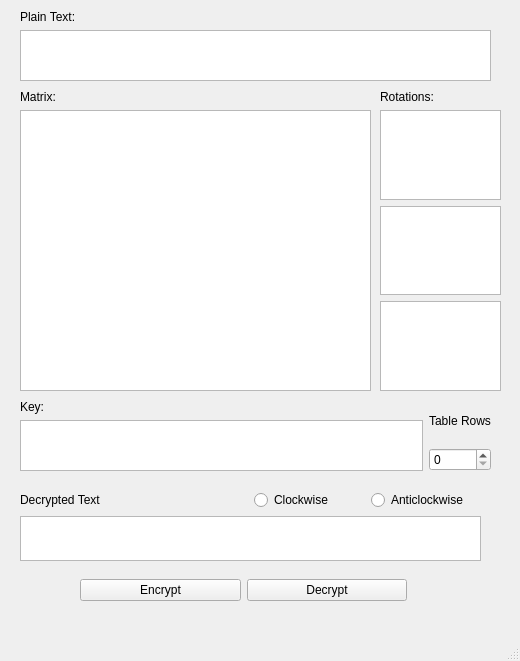
Above: Interface.ui from davsanba/Workshop1 before the change. Below: the same form after it.
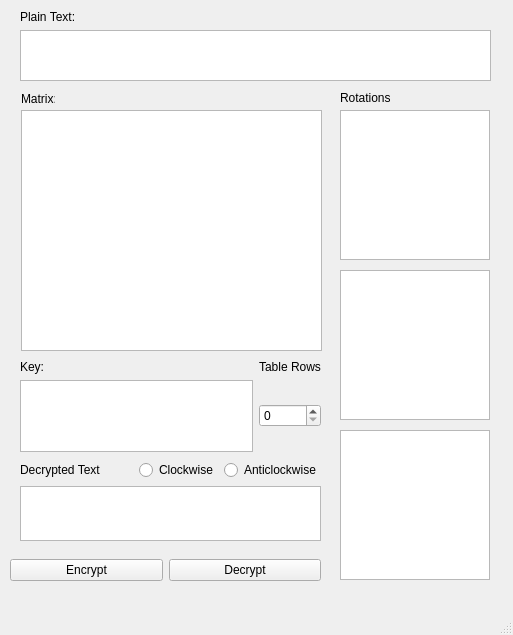
That is the form after the change.

```diff
--- a/Interface.ui
+++ b/Interface.ui
@@ -6,8 +6,8 @@
    <rect>
     <x>0</x>
     <y>0</y>
-    <width>520</width>
-    <height>661</height>
+    <width>513</width>
+    <height>635</height>
    </rect>
   </property>
   <property name="windowTitle">
@@ -39,31 +39,9 @@
    <widget class="QWidget" name="layoutWidget">
     <property name="geometry">
      <rect>
-      <x>20</x>
-      <y>90</y>
-      <width>351</width>
-      <height>301</height>
-     </rect>
-    </property>
-    <layout class="QVBoxLayout" name="verticalLayout_2">
-     <item>
-      <widget class="QLabel" name="label_2">
-       <property name="text">
-        <string>Matrix:</string>
-       </property>
-      </widget>
-     </item>
-     <item>
-      <widget class="QTableWidget" name="Matrix"/>
-     </item>
-    </layout>
-   </widget>
-   <widget class="QWidget" name="layoutWidget">
-    <property name="geometry">
-     <rect>
-      <x>80</x>
-      <y>570</y>
-      <width>327</width>
+      <x>10</x>
+      <y>550</y>
+      <width>311</width>
       <height>41</height>
      </rect>
     </property>
@@ -84,41 +62,13 @@
      </item>
     </layout>
    </widget>
-   <widget class="QWidget" name="layoutWidget">
-    <property name="geometry">
-     <rect>
-      <x>380</x>
-      <y>90</y>
-      <width>121</width>
-      <height>301</height>
-     </rect>
-    </property>
-    <layout class="QVBoxLayout" name="verticalLayout_3">
-     <item>
-      <widget class="QLabel" name="label_3">
-       <property name="text">
-        <string>Rotations:</string>
-       </property>
-      </widget>
-     </item>
-     <item>
-      <widget class="QTableWidget" name="Rotation1"/>
-     </item>
-     <item>
-      <widget class="QTableWidget" name="Rotation2"/>
-     </item>
-     <item>
-      <widget class="QTableWidget" name="Rotation3"/>
-     </item>
-    </layout>
-   </widget>
    <widget class="QWidget" name="layoutWidget">
     <property name="geometry">
      <rect>
       <x>20</x>
-      <y>490</y>
-      <width>461</width>
-      <height>71</height>
+      <y>460</y>
+      <width>301</width>
+      <height>81</height>
      </rect>
     </property>
     <layout class="QGridLayout" name="gridLayout">
@@ -152,13 +102,79 @@
      </item>
     </layout>
    </widget>
-   <widget class="QWidget" name="layoutWidget">
+   <widget class="QLabel" name="label_2">
+    <property name="geometry">
+     <rect>
+      <x>21</x>
+      <y>91</y>
+      <width>34</width>
+      <height>16</height>
+     </rect>
+    </property>
+    <property name="text">
+     <string>Matrix:</string>
+    </property>
+   </widget>
+   <widget class="QTableWidget" name="Matrix">
+    <property name="geometry">
+     <rect>
+      <x>21</x>
+      <y>110</y>
+      <width>301</width>
+      <height>241</height>
+     </rect>
+    </property>
+   </widget>
+   <widget class="QLabel" name="label_3">
+    <property name="geometry">
+     <rect>
+      <x>340</x>
+      <y>90</y>
+      <width>50</width>
+      <height>16</height>
+     </rect>
+    </property>
+    <property name="text">
+     <string>Rotations:</string>
+    </property>
+   </widget>
+   <widget class="QTableWidget" name="Rotation1">
+    <property name="geometry">
+     <rect>
+      <x>340</x>
+      <y>110</y>
+      <width>150</width>
+      <height>150</height>
+     </rect>
+    </property>
+   </widget>
+   <widget class="QTableWidget" name="Rotation2">
+    <property name="geometry">
+     <rect>
+      <x>340</x>
+      <y>270</y>
+      <width>150</width>
+      <height>150</height>
+     </rect>
+    </property>
+   </widget>
+   <widget class="QTableWidget" name="Rotation3">
+    <property name="geometry">
+     <rect>
+      <x>340</x>
+      <y>430</y>
+      <width>150</width>
+      <height>150</height>
+     </rect>
+    </property>
+   </widget>
+   <widget class="QWidget" name="">
     <property name="geometry">
      <rect>
       <x>20</x>
-      <y>400</y>
-      <width>471</width>
-      <height>71</height>
+      <y>360</y>
+      <width>301</width>
+      <height>92</height>
      </rect>
     </property>
     <layout class="QGridLayout" name="gridLayout_2">
@@ -169,23 +185,23 @@
        </property>
       </widget>
      </item>
-     <item row="0" column="1" rowspan="2">
-      <layout class="QVBoxLayout" name="verticalLayout_4">
-       <item>
-        <widget class="QLabel" name="label_5">
-         <property name="text">
-          <string>Table Rows</string>
-         </property>
-        </widget>
-       </item>
-       <item>
-        <widget class="QSpinBox" name="TableSize"/>
-       </item>
-      </layout>
-     </item>
      <item row="1" column="0">
       <widget class="QPlainTextEdit" name="KeyShow"/>
      </item>
+     <item row="1" column="1">
+      <layout class="QVBoxLayout" name="verticalLayout_4">
+       <item>
+        <widget class="QSpinBox" name="TableSize"/>
+       </item>
+      </layout>
+     </item>
+     <item row="0" column="1">
+      <widget class="QLabel" name="label_5">
+       <property name="text">
+        <string>Table Rows</string>
+       </property>
+      </widget>
+     </item>
     </layout>
    </widget>
   </widget>
```
Left out of the diff: 2 changed lines with no effect on the pictures.
